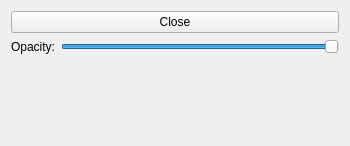
This is libraries/disp/viewers/formfiles/quickcontrolview.ui in mne-tools/mne-cpp as Qt 5 draws it before an edit. The edited form follows.
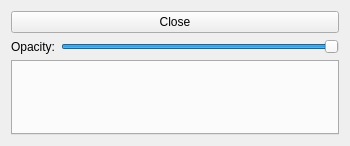
This is the edited form.

Patch:
```diff
--- a/libraries/disp/viewers/formfiles/quickcontrolview.ui
+++ b/libraries/disp/viewers/formfiles/quickcontrolview.ui
@@ -55,6 +55,13 @@
         <property name="topMargin">
          <number>0</number>
         </property>
+        <item row="0" column="0">
+         <widget class="QTabWidget" name="m_pTabWidget">
+          <property name="enabled">
+           <bool>true</bool>
+          </property>
+         </widget>
+        </item>
        </layout>
       </item>
      </layout>
```
